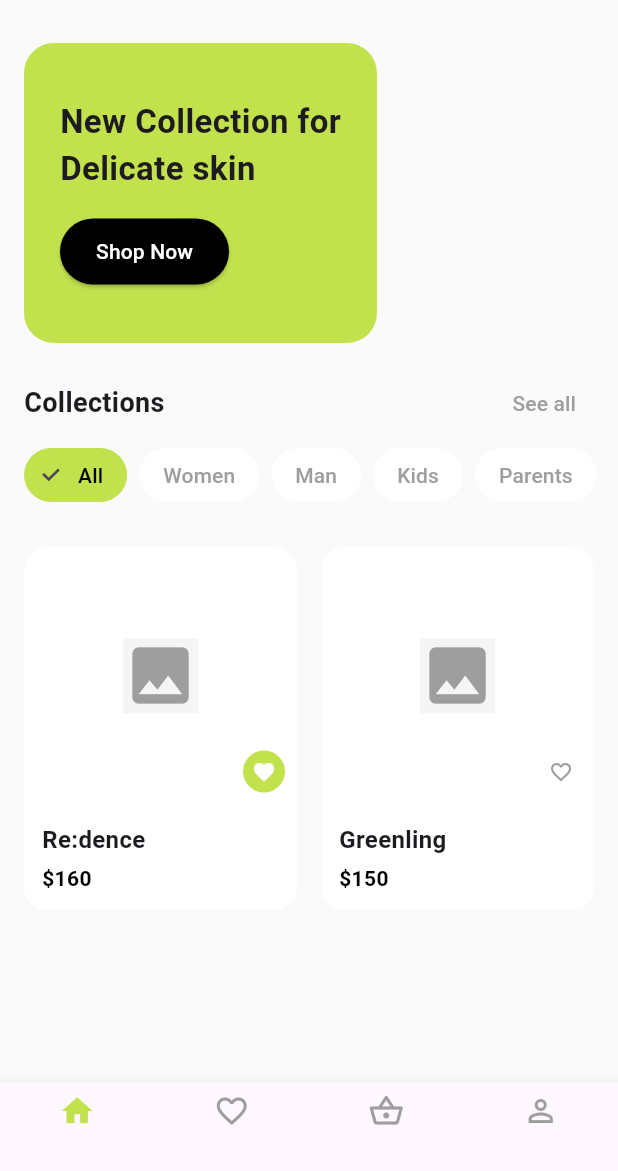
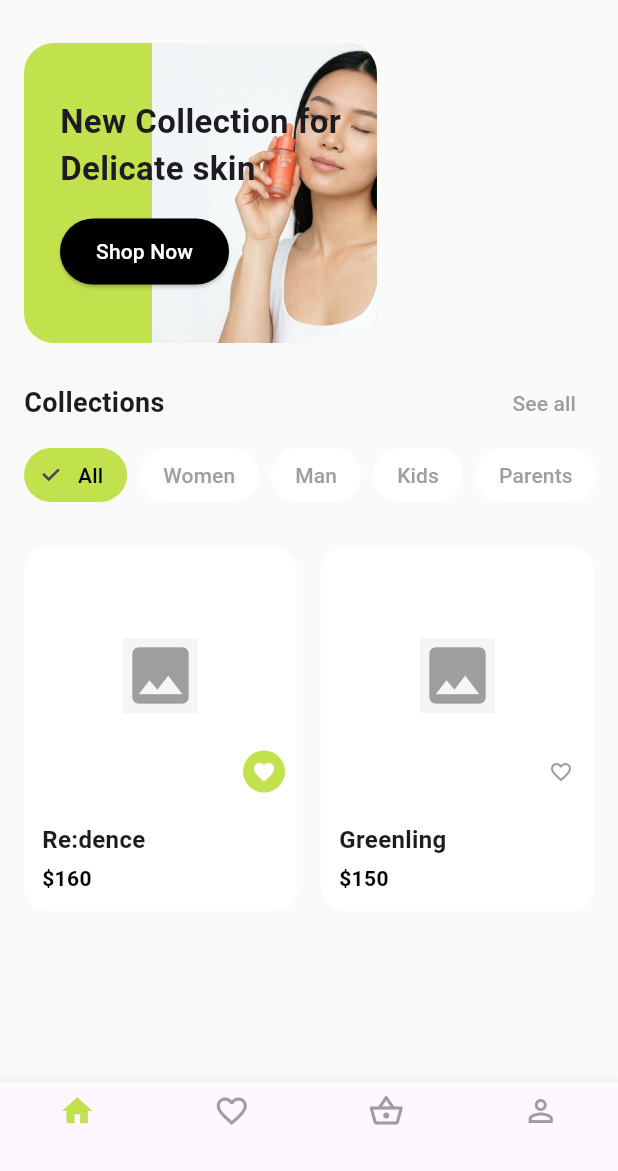
Before and after one commit to desse20/skincare_app, a Flutter app: the screen it shows after launch, on a phone screen of 412 x 824 dp, the part 65-1236 px from its top. Run offline on Flutter 3.47's test engine with Material 3 defaults, Android fonts, the phone set to English and light mode, and no system bars.

Commit message:
feat: Add hero woman image to HomeScreen

```diff
--- a/lib/screens/home_screen.dart
+++ b/lib/screens/home_screen.dart
@@ -42,7 +42,23 @@ class HomeScreen extends StatelessWidget {
               ),
               child: Stack(
                 children: [
-                  // Placeholder for image (optional for now based on plan)
+                  // Hero Image - Woman with product
+                  Positioned(
+                    right: 0,
+                    bottom: 0,
+                    top: 0,
+                    child: ClipRRect(
+                      borderRadius: const BorderRadius.only(
+                        topRight: Radius.circular(20),
+                        bottomRight: Radius.circular(20),
+                      ),
+                      child: Image.asset(
+                        'assets/images/hero_model.png',
+                        fit: BoxFit.cover,
+                        width: 150,
+                      ),
+                    ),
+                  ),
                   Padding(
                     padding: const EdgeInsets.all(24.0),
                     child: Column(
--- a/pubspec.yaml
+++ b/pubspec.yaml
@@ -58,9 +58,8 @@ flutter:
   uses-material-design: true
 
   # To add assets to your application, add an assets section, like this:
-  # assets:
-  #   - images/a_dot_burr.jpeg
-  #   - images/a_dot_ham.jpeg
+  assets:
+    - assets/images/
 
   # An image asset can refer to one or more resolution-specific "variants", see
   # https://flutter.dev/to/resolution-aware-images
```
Also changed, not shown: assets/images/hero_model.png (added).
